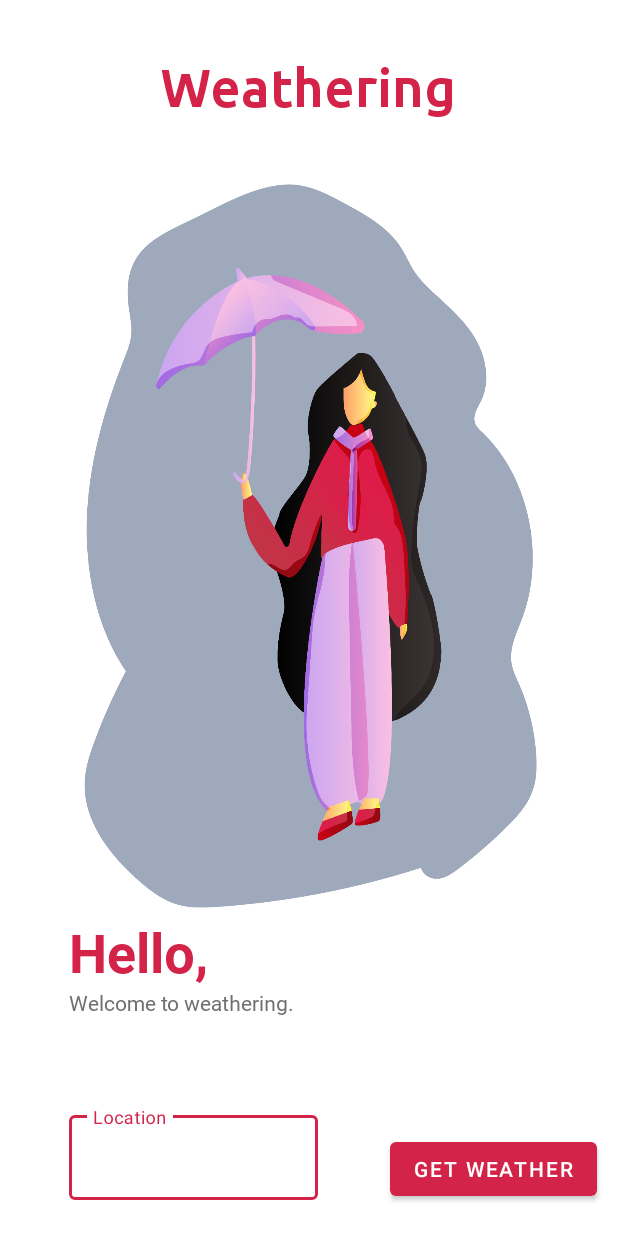
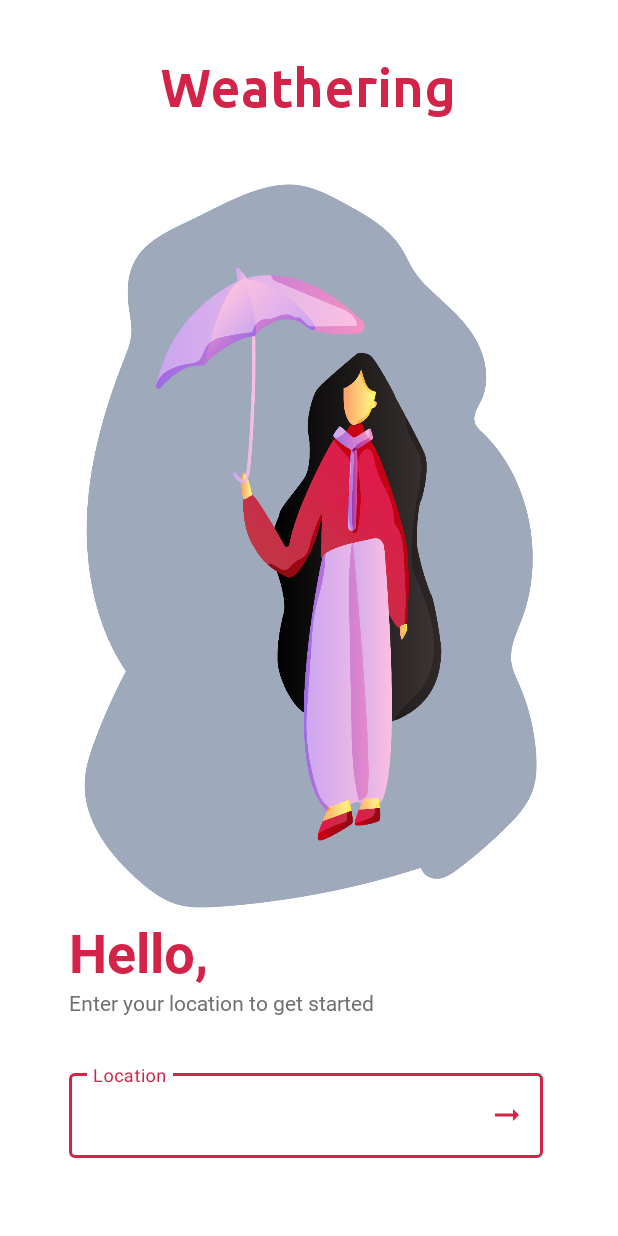
Before and after one commit to FireLord/Weathering, an Android app: the screen it shows after launch (MainActivity), on a phone screen of 412 x 824 dp. Run offline under Robolectric (Android 15) with nearby library versions, the phone set to English and light mode, and no system bars.

Commit message:
app: Remove button for next activity
* little cleanup
* extracted more string resource
* updated gradle to latest stable

Signed-off-by: FireLord <firelord.xda@gmail.com>

```diff
--- a/app/build.gradle
+++ b/app/build.gradle
@@ -58,14 +58,8 @@ dependencies {
     // view model
     implementation 'androidx.lifecycle:lifecycle-runtime-ktx:2.3.0-alpha05'
 
-    // Kodein
-    implementation "org.kodein.di:kodein-di:$kodein_version"
-
     // Material
     implementation 'com.google.android.material:material:1.3.0-alpha01'
-
-    // ProgressBar button
-    implementation 'com.github.razir.progressbutton:progressbutton:2.1.0'
 
     testImplementation 'junit:junit:4.12'
     androidTestImplementation 'androidx.test.ext:junit:1.1.1'
--- /dev/null
+++ b/app/src/main/res/drawable/ic_arrow_right_alt_24px.xml
@@ -0,0 +1,9 @@
+<vector xmlns:android="http://schemas.android.com/apk/res/android"
+    android:width="24dp"
+    android:height="24dp"
+    android:viewportWidth="24"
+    android:viewportHeight="24">
+  <path
+      android:fillColor="#D42348"
+      android:pathData="M16.01,11H4v2h12.01v3L20,12l-3.99,-4z"/>
+</vector>
--- /dev/null
+++ b/app/src/main/res/drawable/ic_check_circle_24px.xml
@@ -0,0 +1,9 @@
+<vector xmlns:android="http://schemas.android.com/apk/res/android"
+    android:width="24dp"
+    android:height="24dp"
+    android:viewportWidth="24"
+    android:viewportHeight="24">
+  <path
+      android:fillColor="#D42348"
+      android:pathData="M12,2C6.48,2 2,6.48 2,12s4.48,10 10,10 10,-4.48 10,-10S17.52,2 12,2zM10,17l-5,-5 1.41,-1.41L10,14.17l7.59,-7.59L19,8l-9,9z"/>
+</vector>
--- /dev/null
+++ b/app/src/main/res/drawable/ic_check_circle_outline_24px.xml
@@ -0,0 +1,9 @@
+<vector xmlns:android="http://schemas.android.com/apk/res/android"
+    android:width="24dp"
+    android:height="24dp"
+    android:viewportWidth="24"
+    android:viewportHeight="24">
+  <path
+      android:fillColor="#D42348"
+      android:pathData="M16.59,7.58L10,14.17l-3.59,-3.58L5,12l5,5 8,-8zM12,2C6.48,2 2,6.48 2,12s4.48,10 10,10 10,-4.48 10,-10S17.52,2 12,2zM12,20c-4.42,0 -8,-3.58 -8,-8s3.58,-8 8,-8 8,3.58 8,8 -3.58,8 -8,8z"/>
+</vector>
--- a/app/src/main/res/layout/activity_main.xml
+++ b/app/src/main/res/layout/activity_main.xml
@@ -20,12 +20,18 @@
         style="@style/Widget.MaterialComponents.TextInputLayout.OutlinedBox"
         android:layout_width="0dp"
         android:layout_height="wrap_content"
-        android:layout_marginEnd="200dp"
+        android:layout_marginEnd="50dp"
+        app:boxStrokeErrorColor="@color/girlBlack"
+        app:endIconDrawable="@drawable/ic_arrow_right_alt_24px"
+        app:endIconMode="custom"
+        app:endIconTint="@color/colorGirlDark"
         app:errorEnabled="true"
-        app:layout_constraintBottom_toBottomOf="@+id/button"
+        app:errorIconTint="@color/girlBlack"
+        app:errorTextColor="@color/girlBlack"
+        app:layout_constraintBottom_toBottomOf="parent"
         app:layout_constraintEnd_toEndOf="parent"
         app:layout_constraintStart_toStartOf="@+id/tvIntroPara"
-        app:layout_constraintTop_toTopOf="@+id/button">
+        app:layout_constraintTop_toBottomOf="@+id/tvIntroPara">
 
         <com.google.android.material.textfield.TextInputEditText
             android:id="@+id/text_input_edit_text_outlined"
@@ -79,17 +85,4 @@
         app:layout_constraintStart_toStartOf="@+id/tvHello"
         app:layout_constraintTop_toBottomOf="@+id/tvHello"
         app:layout_constraintVertical_bias="0.0" />
-
-    <Button
-        android:id="@+id/button"
-        android:layout_width="wrap_content"
-        android:layout_height="wrap_content"
-        android:text="@string/getWeather"
-        app:layout_constraintBottom_toBottomOf="parent"
-        app:layout_constraintEnd_toEndOf="parent"
-        app:layout_constraintHorizontal_bias="0.95"
-        app:layout_constraintStart_toStartOf="parent"
-        app:layout_constraintTop_toTopOf="parent"
-        app:layout_constraintVertical_bias="0.973" />
-
 </androidx.constraintlayout.widget.ConstraintLayout>
--- a/app/src/main/res/values/colors.xml
+++ b/app/src/main/res/values/colors.xml
@@ -22,11 +22,9 @@
 
     <!-- Girl colors -->
     <color name="colorGirlDark">#D42348</color>
-    <color name="colorGirlLight">#E0F3FC</color>
-    <color name="colorGirlAccent">#9ea7aa</color>
-    <color name="girlPurple">#C877E6</color>
     <color name="girlGrey">#707070</color>
     <color name="girlWhite">#ffffff</color>
+    <color name="girlBlack">#000000</color>
 
     <!-- Logo background color -->
     <color name="logoBg">#232F34</color>
--- a/app/src/main/res/values/strings.xml
+++ b/app/src/main/res/values/strings.xml
@@ -1,16 +1,7 @@
 <resources>
     <string name="app_name">Weathering</string>
     <string name="introPara">
-        Welcome to weathering.
-    </string>
-    <string name="loading">
-        Loading
-    </string>
-    <string name="tryAgain">
-        Try Again!
-    </string>
-    <string name="getWeather">
-        Get Weather
+        Enter your location to get started
     </string>
     <string name="hello">Hello,</string>
     <string name="location">Location</string>
@@ -23,4 +14,10 @@
     <string name="serverError">
         Server error
     </string>
+    <string name="noNet">
+        Please turn on internet
+    </string>
+    <string name="noLoc">
+        Please enter location
+    </string>
 </resources>
--- a/app/src/main/res/values/styles.xml
+++ b/app/src/main/res/values/styles.xml
@@ -46,11 +46,11 @@
         <!-- Customize your theme here. -->
         <item name="colorPrimary">@color/colorGirlDark</item>
         <item name="colorPrimaryDark">@color/girlWhite</item>
-        <item name="colorAccent">@color/colorGirlAccent</item>
         <item name="android:windowLightStatusBar">true</item>
     </style>
 
     <style name="SplashTheme" parent="Theme.MaterialComponents.NoActionBar">
+        <item name="colorPrimaryDark">@color/logoBg</item>
         <item name="android:windowBackground">@drawable/splash_activity</item>
     </style>
 </resources>
--- a/build.gradle
+++ b/build.gradle
@@ -1,7 +1,6 @@
 // Top-level build file where you can add configuration options common to all sub-projects/modules.
 buildscript {
     ext.kotlin_version = "1.3.72"
-    ext.kodein_version = '7.0.0'
     ext.retrofit_version = '2.9.0'
     ext.gson_version = '2.8.6'
     repositories {
@@ -9,7 +8,7 @@ buildscript {
         jcenter()
     }
     dependencies {
-        classpath "com.android.tools.build:gradle:4.0.0"
+        classpath 'com.android.tools.build:gradle:4.0.1'
         classpath "org.jetbrains.kotlin:kotlin-gradle-plugin:$kotlin_version"
 
         // NOTE: Do not place your application dependencies here; they belong
```
Also changed, not shown: app/src/main/java/com/firelord/weathering/MainActivity.kt (+9 -18 lines), app/src/main/res/drawable/ic_girl_map.xml (deleted, +0 -12 lines).
